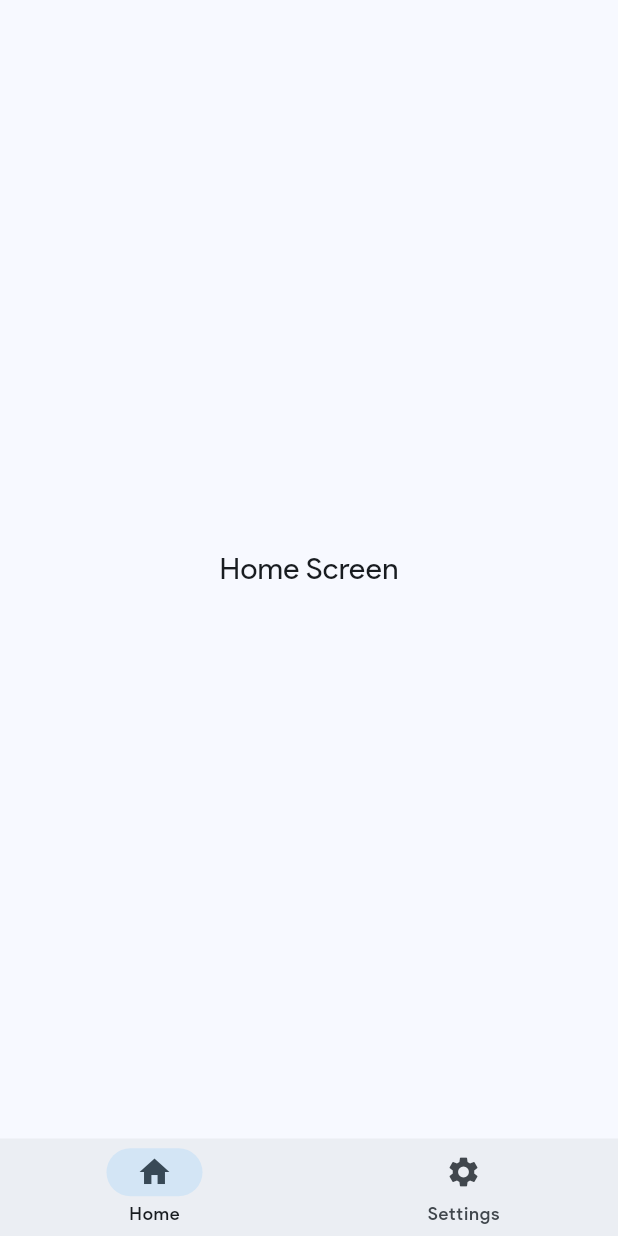
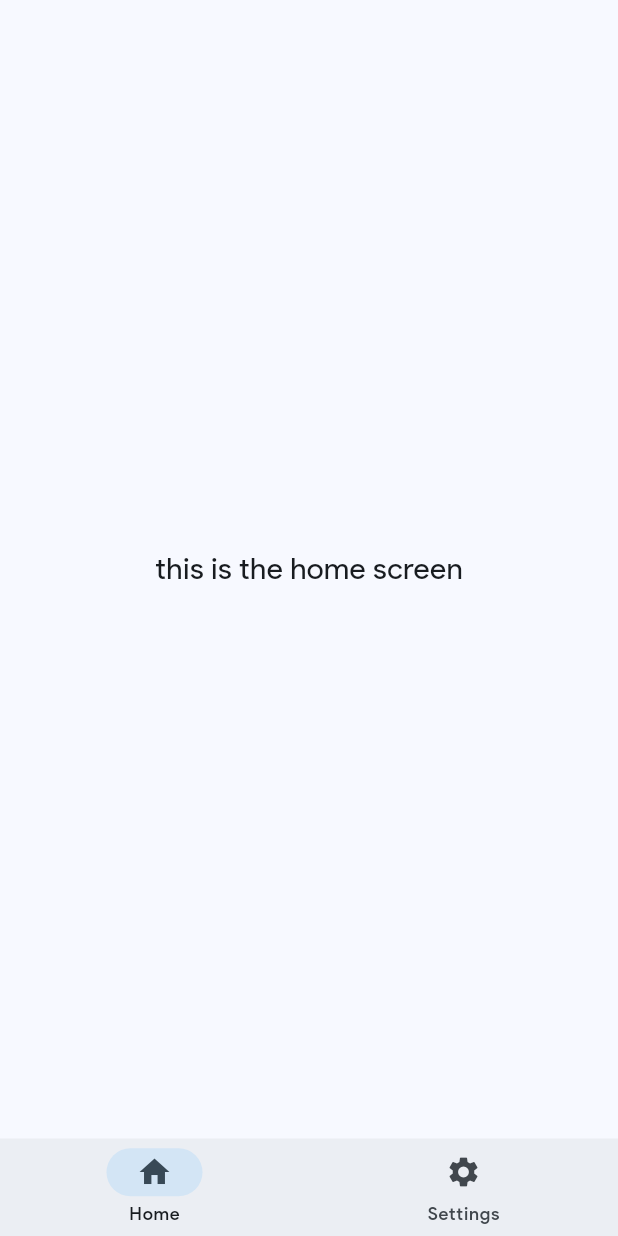
Before and after one commit to Cayden2606/Healthify, a Flutter app: the screen it shows after launch, on a phone screen of 412 x 824 dp. Run offline on Flutter 3.47's test engine with Material 3 defaults, Android fonts, the phone set to English and light mode, and no system bars.

Commit message:
Update home.dart

```diff
--- a/lib/screens/home.dart
+++ b/lib/screens/home.dart
@@ -12,11 +12,9 @@ class HomeScreen extends StatelessWidget {
         child: Scaffold(
             body: Center(
               child: Text(
-            'Home Screen',
+                'this is the home screen',
               ),
             ),
-        bottomNavigationBar: CustomBottomNavigationBar(selectedIndex: 0)
-      )
-    );
+            bottomNavigationBar: CustomBottomNavigationBar(selectedIndex: 0)));
   }
 }
```
Lines whose indentation alone changed are shown as unchanged.
